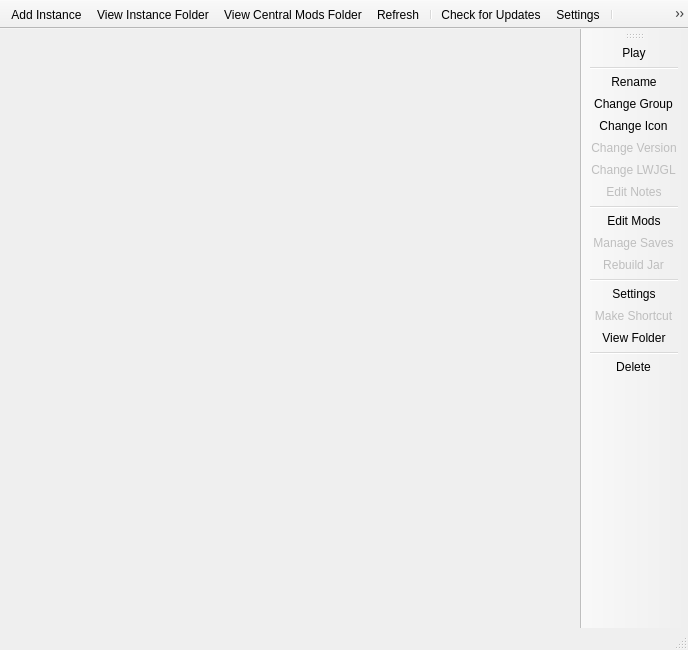
The window that gui/mainwindow.ui (FreesmTeam/FreesmLauncher) describes before a commit, drawn with Qt 5.
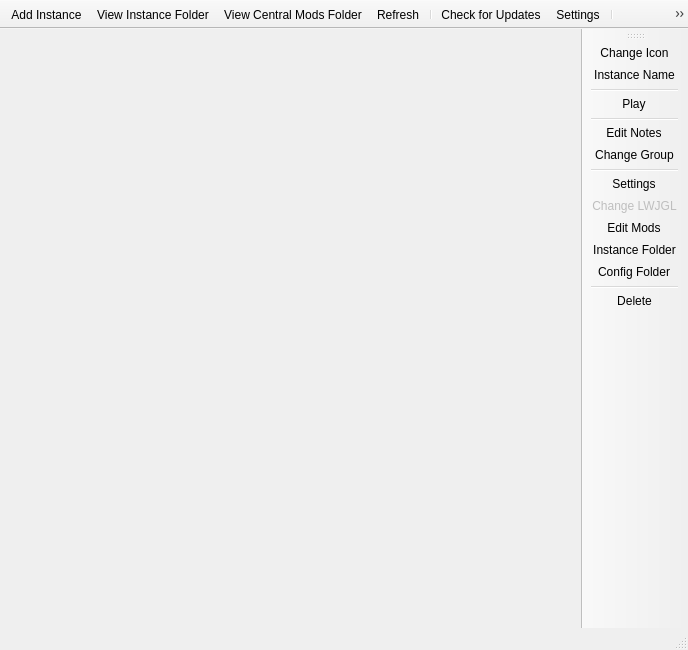
The same window after the commit. Icons and pictures are not drawn.

The edit to the form file:
```diff
--- a/gui/mainwindow.ui
+++ b/gui/mainwindow.ui
@@ -74,6 +74,15 @@
    <property name="allowedAreas">
     <set>Qt::LeftToolBarArea|Qt::RightToolBarArea</set>
    </property>
+   <property name="iconSize">
+    <size>
+     <width>80</width>
+     <height>80</height>
+    </size>
+   </property>
+   <property name="toolButtonStyle">
+    <enum>Qt::ToolButtonIconOnly</enum>
+   </property>
    <property name="floatable">
     <bool>false</bool>
    </property>
@@ -83,22 +92,19 @@
    <attribute name="toolBarBreak">
     <bool>false</bool>
    </attribute>
-   <addaction name="actionLaunchInstance"/>
-   <addaction name="separator"/>
+   <addaction name="actionChangeInstIcon"/>
    <addaction name="actionRenameInstance"/>
+   <addaction name="separator"/>
+   <addaction name="actionLaunchInstance"/>
+   <addaction name="separator"/>
+   <addaction name="actionEditInstNotes"/>
    <addaction name="actionChangeInstGroup"/>
-   <addaction name="actionChangeInstIcon"/>
-   <addaction name="actionChangeInstMCVersion"/>
+   <addaction name="separator"/>
+   <addaction name="actionInstanceSettings"/>
    <addaction name="actionChangeInstLWJGLVersion"/>
-   <addaction name="actionEditInstNotes"/>
-   <addaction name="separator"/>
    <addaction name="actionEditInstMods"/>
-   <addaction name="actionManageInstSaves"/>
-   <addaction name="actionRebuildInstJar"/>
-   <addaction name="separator"/>
-   <addaction name="actionInstanceSettings"/>
-   <addaction name="actionMakeDesktopShortcut"/>
    <addaction name="actionViewSelectedInstFolder"/>
+   <addaction name="actionConfig_Folder"/>
    <addaction name="separator"/>
    <addaction name="actionDeleteInstance"/>
   </widget>
@@ -256,7 +262,7 @@
   </action>
   <action name="actionRenameInstance">
    <property name="text">
-    <string>Rename</string>
+    <string>Instance Name</string>
    </property>
    <property name="toolTip">
     <string>Rename the selected instance.</string>
@@ -291,9 +297,6 @@
    </property>
   </action>
   <action name="actionEditInstNotes">
-   <property name="enabled">
-    <bool>false</bool>
-   </property>
    <property name="text">
     <string>Edit Notes</string>
    </property>
@@ -385,26 +388,9 @@
     <string>Change the version of LWJGL for the selected instance to use.</string>
    </property>
   </action>
-  <action name="actionRebuildInstJar">
-   <property name="checkable">
-    <bool>false</bool>
-   </property>
-   <property name="enabled">
-    <bool>false</bool>
-   </property>
-   <property name="text">
-    <string>Rebuild Jar</string>
-   </property>
-   <property name="toolTip">
-    <string>Reinstall the mods for the selected instance.</string>
-   </property>
-   <property name="statusTip">
-    <string>Reinstall the mods for the selected instance.</string>
-   </property>
-  </action>
   <action name="actionViewSelectedInstFolder">
    <property name="text">
-    <string>View Folder</string>
+    <string>Instance Folder</string>
    </property>
    <property name="toolTip">
     <string>Open the selected instance's root folder in a file browser.</string>
@@ -424,6 +410,14 @@
     <string>Delete the selected instance.</string>
    </property>
   </action>
+  <action name="actionConfig_Folder">
+   <property name="text">
+    <string>Config Folder</string>
+   </property>
+   <property name="toolTip">
+    <string>Open the instance's config folder</string>
+   </property>
+  </action>
  </widget>
  <layoutdefault spacing="6" margin="11"/>
  <resources>
```
Left out of the diff: 10 changed lines with no effect on the pictures.
